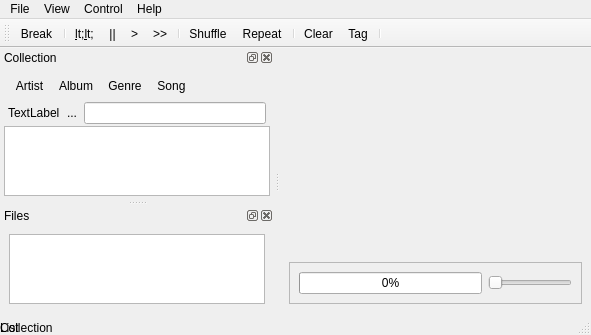
First picture: the form in cuberok.ui, repository DrMoriarty/cuberok, before the edit.
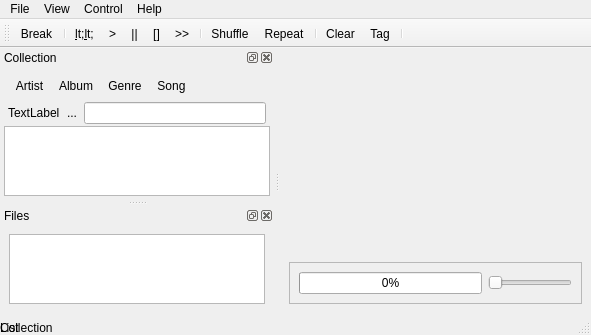
Second picture: the form after the edit. Icons and pictures are not drawn. Custom widgets are drawn as their Qt base class.

The edit to the form file:
```diff
--- a/cuberok.ui
+++ b/cuberok.ui
@@ -376,8 +376,9 @@
    <addaction name="actionBreak" />
    <addaction name="separator" />
    <addaction name="actionPrev" />
-   <addaction name="actionPause" />
    <addaction name="actionPlay" />
+   <addaction name="actionPause" />
+   <addaction name="actionStop" />
    <addaction name="actionNext" />
    <addaction name="separator" />
    <addaction name="actionShuffle" />
@@ -691,6 +692,20 @@
     <string>Remove Item</string>
    </property>
   </action>
+  <action name="actionStop" >
+   <property name="icon" >
+    <iconset resource="resource.qrc" >:/icons/butt_stop.png</iconset>
+   </property>
+   <property name="text" >
+    <string>Stop</string>
+   </property>
+   <property name="iconText" >
+    <string>[]</string>
+   </property>
+   <property name="statusTip" >
+    <string>Stop</string>
+   </property>
+  </action>
  </widget>
  <customwidgets>
   <customwidget>
```
Left out of the diff: 35 changed lines with no effect on the pictures.
